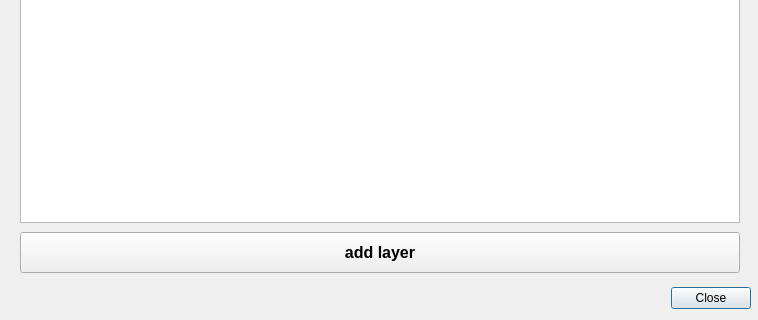
Qt form sparql_unicorn/sparql_unicorn_dialog_base.ui (sparqlunicorn/sparqlunicornGoesGIS) before a commit; both pictures show x 0 to 758 and y 338 to 658 of the 758 by 658 pixel window.
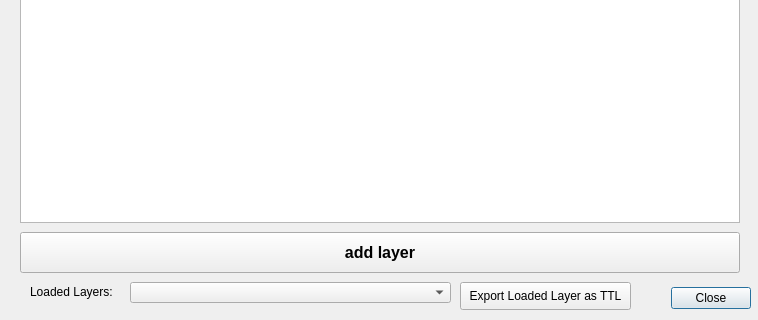
The same form after that commit.

Patch:
```diff
--- a/sparql_unicorn/sparql_unicorn_dialog_base.ui
+++ b/sparql_unicorn/sparql_unicorn_dialog_base.ui
@@ -171,6 +171,42 @@
     <string>Or:</string>
    </property>
   </widget>
+  <widget class="QPushButton" name="exportLayers">
+   <property name="geometry">
+    <rect>
+     <x>460</x>
+     <y>620</y>
+     <width>171</width>
+     <height>28</height>
+    </rect>
+   </property>
+   <property name="text">
+    <string>Export Loaded Layer as TTL</string>
+   </property>
+  </widget>
+  <widget class="QComboBox" name="loadedLayers">
+   <property name="geometry">
+    <rect>
+     <x>130</x>
+     <y>620</y>
+     <width>321</width>
+     <height>21</height>
+    </rect>
+   </property>
+  </widget>
+  <widget class="QLabel" name="label_5">
+   <property name="geometry">
+    <rect>
+     <x>30</x>
+     <y>620</y>
+     <width>91</width>
+     <height>20</height>
+    </rect>
+   </property>
+   <property name="text">
+    <string>Loaded Layers:</string>
+   </property>
+  </widget>
  </widget>
  <resources/>
  <connections>
```
